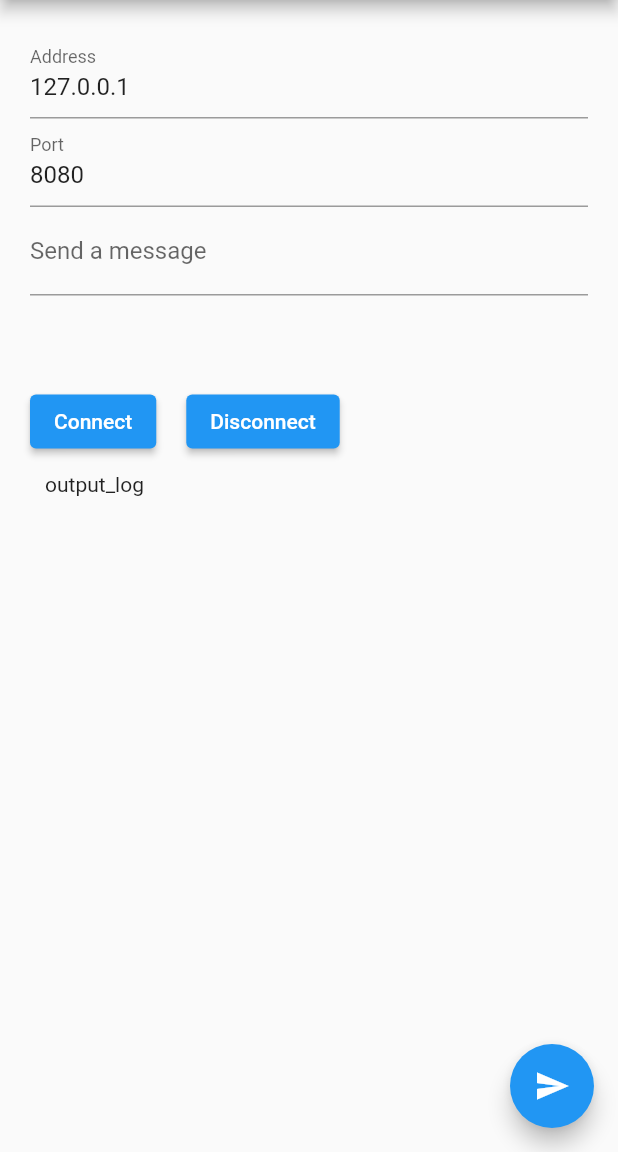
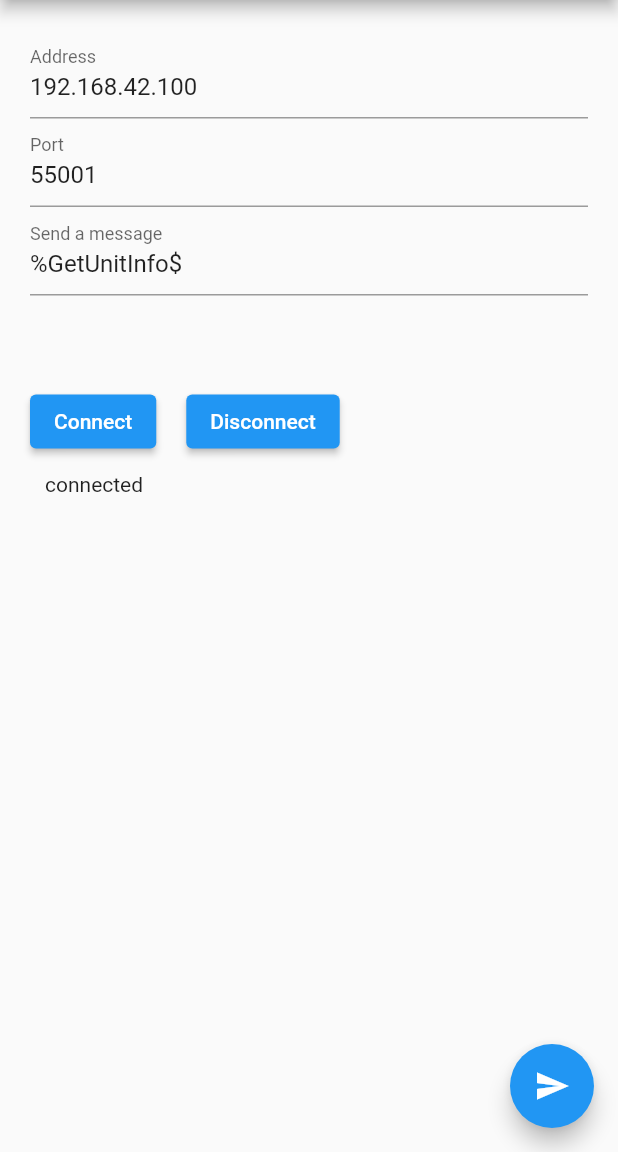
Before and after one commit to sota1111/flut, a Flutter app: the screen it shows after launch, after a tap on "Connect", on a phone screen of 412 x 824 dp, the part 84-1236 px from its top. Run offline on Flutter 3.47's test engine with Material 2 defaults, Android fonts, the phone set to English and light mode, and no system bars; our stand-ins replace flutter_riverpod, hive, hive_flutter, screenshot, share_plus; accounts and stored records are empty; network calls fail.

Commit message:
接続状態の表示を修正

```diff
--- a/socket_client/lib/main.dart
+++ b/socket_client/lib/main.dart
@@ -30,11 +30,11 @@ class MyHomePage extends StatefulWidget {
 }
 
 class _MyHomePageState extends State<MyHomePage> {
-  final TextEditingController _addressController = TextEditingController(text: '127.0.0.1');
-  final TextEditingController _portController = TextEditingController(text: '8080');
-  final TextEditingController _controller = TextEditingController();
+  final TextEditingController _addressController = TextEditingController(text: '192.168.42.100');
+  final TextEditingController _portController = TextEditingController(text: '55001');
+  final TextEditingController _controller = TextEditingController(text: '%GetUnitInfo\$');
   WebSocketChannel? _channel;
-  static String outputLog = 'output_log';
+  static String outputLog = "not connect";
 
   @override
   Widget build(BuildContext context) {
@@ -110,21 +110,22 @@ class _MyHomePageState extends State<MyHomePage> {
   void _connect() async {
     String address = _addressController.text;
     int port = int.parse(_portController.text);
-
-    if (_channel != null) {
-      _channel!.sink.close();
-    }
-    //_channel = WebSocketChannel.connect(Uri.parse('ws://localhost:8080'));
-    _channel = WebSocketChannel.connect(Uri.parse('ws://$address:$port'));
-    //_channel = IOWebSocketChannel.connect('ws://$address:$port');
+    setState(() {
+      if (_channel == null) {
+        setState(() {
+          _channel = WebSocketChannel.connect(Uri.parse('ws://$address:$port'));
+        });
+        outputLog = "connected";
+      }
+    });
   }
   void _disconnect()  {
     setState(() {
-      outputLog = "disconnect";
-      });
+      outputLog = "disconnected";
+    });
     if (_channel != null) {
-      //_channel!.sink.close();
-      //_channel = null;
+      _channel!.sink.close();
+      _channel = null;
     }
   }
   void _sendMessage() {
```
